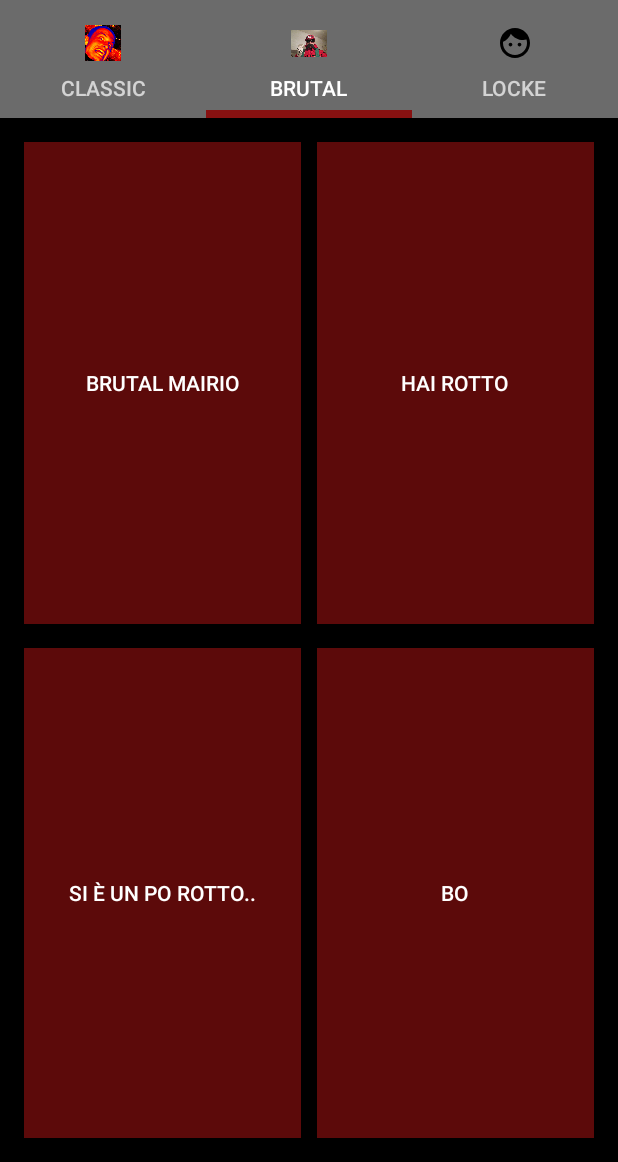
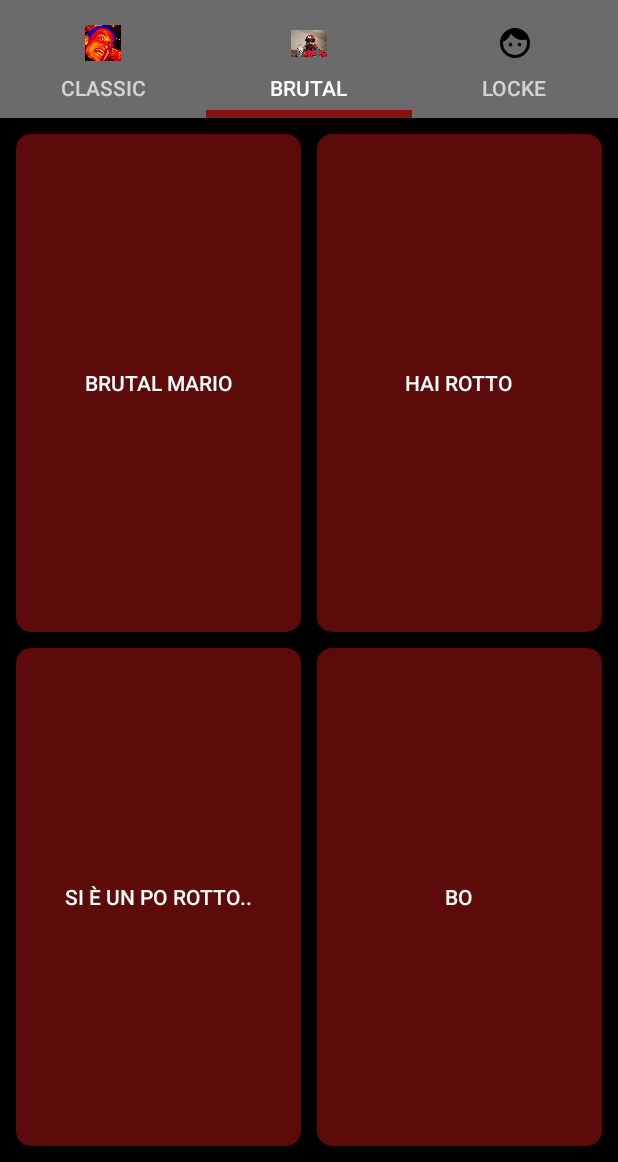
Before and after one commit to davegimo/soundboard2, an Android app: the screen it shows after launch (MainActivity), tab 2 chosen, on a phone screen of 412 x 824 dp, the part 74-1236 px from its top. Run offline under Robolectric (Android 15) with nearby library versions, the phone set to English and light mode, and no system bars; our stand-ins replace AdMob.

Commit message:
Implementazione AdMob + Aggiornamento UI (margini bilanciati nelle fragment)

```diff
--- a/app/src/main/AndroidManifest.xml
+++ b/app/src/main/AndroidManifest.xml
@@ -1,13 +1,17 @@
 <?xml version="1.0" encoding="utf-8"?>
 <manifest xmlns:android="http://schemas.android.com/apk/res/android"
     package="io.github.httponefrenchtoast.soundboard">
-
+    <uses-permission android:name="android.permission.INTERNET" />
     <application
         android:allowBackup="true"
         android:icon="@mipmap/ic_launcher"
         android:label="@string/app_name"
         android:supportsRtl="true"
         android:theme="@style/AppTheme">
+
+        <meta-data
+            android:name="com.google.android.gms.ads.APPLICATION_ID"
+            android:value="ca-app-pub-8764329147278404~3364005765"/>
 
         <activity
             android:name=".MainActivity"
--- a/app/src/main/java/io/github/httponefrenchtoast/soundboard/MainActivity.java
+++ b/app/src/main/java/io/github/httponefrenchtoast/soundboard/MainActivity.java
@@ -13,10 +13,14 @@ import android.support.design.widget.TabLayout;
 import android.support.v4.view.ViewPager;
 import android.widget.TextView;
 
+import com.google.android.gms.ads.AdRequest;
+import com.google.android.gms.ads.AdView;
+import com.google.android.gms.ads.MobileAds;
+
 import org.w3c.dom.Text;
 
 public class MainActivity extends AppCompatActivity {
-
+    private AdView mAdView;
 
     public MainActivity () {
         Global G = new Global();
@@ -47,7 +51,12 @@ public class MainActivity extends AppCompatActivity {
         tabLayout.getTabAt(2).setIcon(R.drawable.ic_face_black_24dp);
         tabLayout.setTabGravity(TabLayout.GRAVITY_FILL);
 
+        //Inizializzazione istanza AdMob
+        MobileAds.initialize(this, "ca-app-pub-8764329147278404~3364005765");
 
+        mAdView = (AdView)findViewById(R.id.adView);
+        AdRequest adRequest = new AdRequest.Builder().build();
+        mAdView.loadAd(adRequest);
 /*
 *       MediaPlayer mpSoundtrack = MediaPlayer.create(this, R.raw.soundtrack);
         mpSoundtrack.setLooping(true);
--- /dev/null
+++ b/app/src/main/res/drawable/rounded_button.xml
@@ -0,0 +1,5 @@
+<?xml version="1.0" encoding="utf-8"?>
+<shape xmlns:android="http://schemas.android.com/apk/res/android">
+    <solid android:color="@color/dark_red"/>
+    <corners android:radius="10dp"/>
+</shape>
--- a/app/src/main/res/layout/activity_main.xml
+++ b/app/src/main/res/layout/activity_main.xml
@@ -43,6 +43,20 @@
         android:id="@+id/pager"
         android:layout_width="match_parent"
         android:layout_height="fill_parent"
-        android:layout_below="@id/tab_layout"/>
+        android:layout_above="@+id/adView"
+        android:layout_below="@id/tab_layout"
+        android:layout_marginBottom="0dp" />
+    <com.google.android.gms.ads.AdView
+        android:elevation="7dp"
+        xmlns:ads="http://schemas.android.com/apk/res-auto"
+        android:id="@+id/adView"
+        android:background="@color/black"
+        android:layout_width="match_parent"
+        android:layout_height="wrap_content"
+        android:layout_centerHorizontal="true"
+        android:layout_alignParentBottom="true"
+        ads:adSize="SMART_BANNER"
+        ads:adUnitId="ca-app-pub-8764329147278404/2322386830">
+    </com.google.android.gms.ads.AdView>
 
 </RelativeLayout>
--- a/app/src/main/res/layout/tab_fragment_2.xml
+++ b/app/src/main/res/layout/tab_fragment_2.xml
@@ -21,66 +21,61 @@
             <LinearLayout
                 android:layout_width="match_parent"
                 android:layout_weight="1"
-                android:padding="5dp"
                 android:layout_height="0dp"
                 android:weightSum="2"
                 android:orientation="horizontal">
 
                 <Button
+                    android:id="@+id/button5"
+                    android:layout_width="0dp"
                     android:layout_margin="5dp"
-                    android:id="@+id/button5"
-                    android:onClick="clickHandler"
-                    android:textColor="@color/white"
-                    android:background="@color/dark_red"
-                    android:layout_width="0dp"
                     android:layout_height="match_parent"
                     android:layout_weight="1"
-                    android:text="Brutal mairio" />
+                    android:background="@drawable/rounded_button"
+                    android:onClick="clickHandler"
+                    android:text="brutal mario"
+                    android:textColor="@color/white" />
 
                 <Button
+                    android:id="@+id/button6"
+                    android:layout_width="0dp"
                     android:layout_margin="5dp"
-                    android:id="@+id/button6"
-                    android:textColor="@color/white"
-                    android:onClick="clickHandler"
-                    android:background="@color/dark_red"
-                    android:layout_width="0dp"
                     android:layout_height="match_parent"
                     android:layout_weight="1"
-                    android:text="Hai rotto" />
+                    android:background="@drawable/rounded_button"
+                    android:onClick="clickHandler"
+                    android:text="Hai rotto"
+                    android:textColor="@color/white" />
             </LinearLayout>
 
             <LinearLayout
                 android:layout_width="match_parent"
-                android:paddingTop="0dp"
-                android:paddingLeft="5dp"
-                android:paddingRight="5dp"
-                android:paddingBottom="5dp"
                 android:layout_height="0dp"
                 android:layout_weight="1"
                 android:weightSum="2"
                 android:orientation="horizontal">
 
                 <Button
+                    android:id="@+id/button7"
+                    android:layout_width="0dp"
                     android:layout_margin="5dp"
-                    android:id="@+id/button7"
-                    android:textColor="@color/white"
-                    android:onClick="clickHandler"
-                    android:background="@color/dark_red"
-                    android:layout_width="0dp"
                     android:layout_height="match_parent"
                     android:layout_weight="1"
-                    android:text="Si è un po rotto.." />
+                    android:background="@drawable/rounded_button"
+                    android:onClick="clickHandler"
+                    android:text="si è un po rotto.."
+                    android:textColor="@color/white" />
 
                 <Button
+                    android:id="@+id/button8"
+                    android:layout_width="0dp"
                     android:layout_margin="5dp"
-                    android:id="@+id/button8"
-                    android:textColor="@color/white"
-                    android:onClick="clickHandler"
-                    android:background="@color/dark_red"
-                    android:layout_width="0dp"
                     android:layout_height="match_parent"
                     android:layout_weight="1"
-                    android:text="Bo" />
+                    android:background="@drawable/rounded_button"
+                    android:onClick="clickHandler"
+                    android:text="bo"
+                    android:textColor="@color/white" />
             </LinearLayout>
         </LinearLayout>
 
```
Also changed, not shown: app/build.gradle (+8 -7 lines), app/src/main/res/layout/tab_fragment_1.xml (+24 -26 lines), app/src/main/res/layout/tab_fragment_3.xml (+24 -26 lines), build.gradle (+6 -1 lines), gradle/wrapper/gradle-wrapper.properties.
